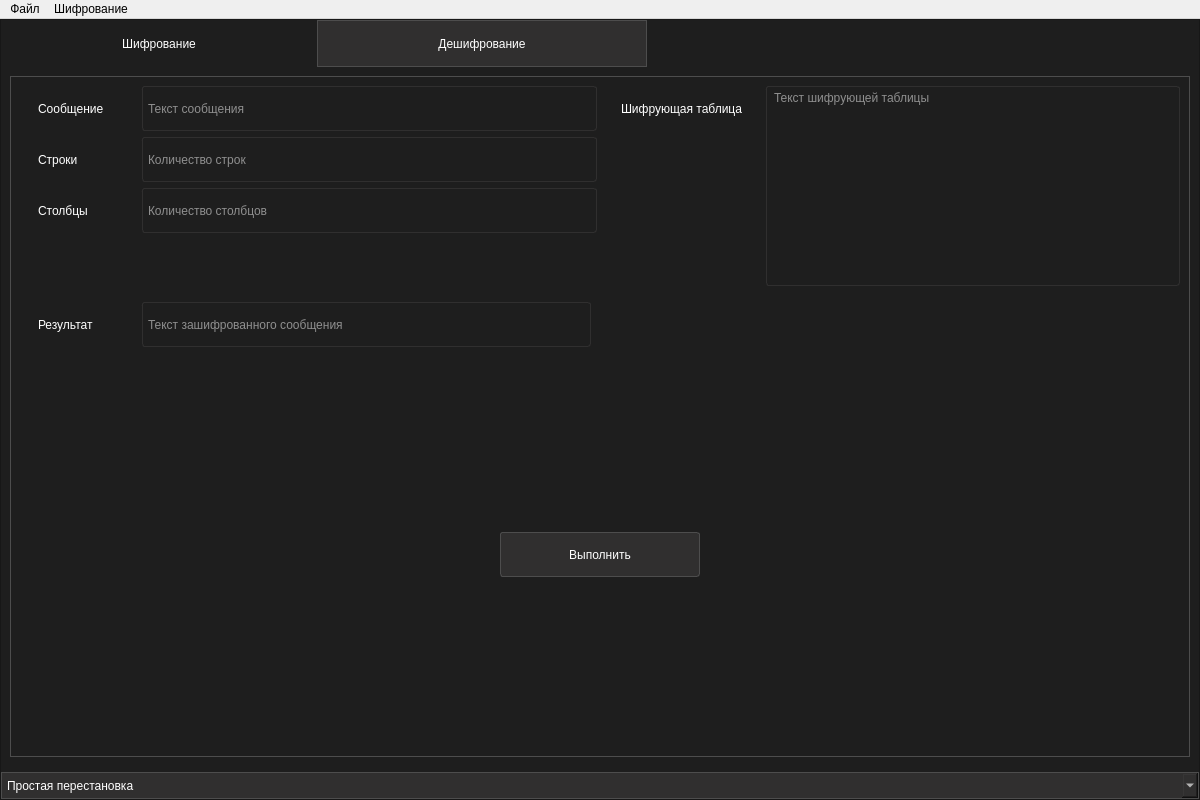
This is View/DesignUI/main_window.ui in Aiow-dev/MCryptApp as Qt 5 draws it before an edit. The edited form follows.
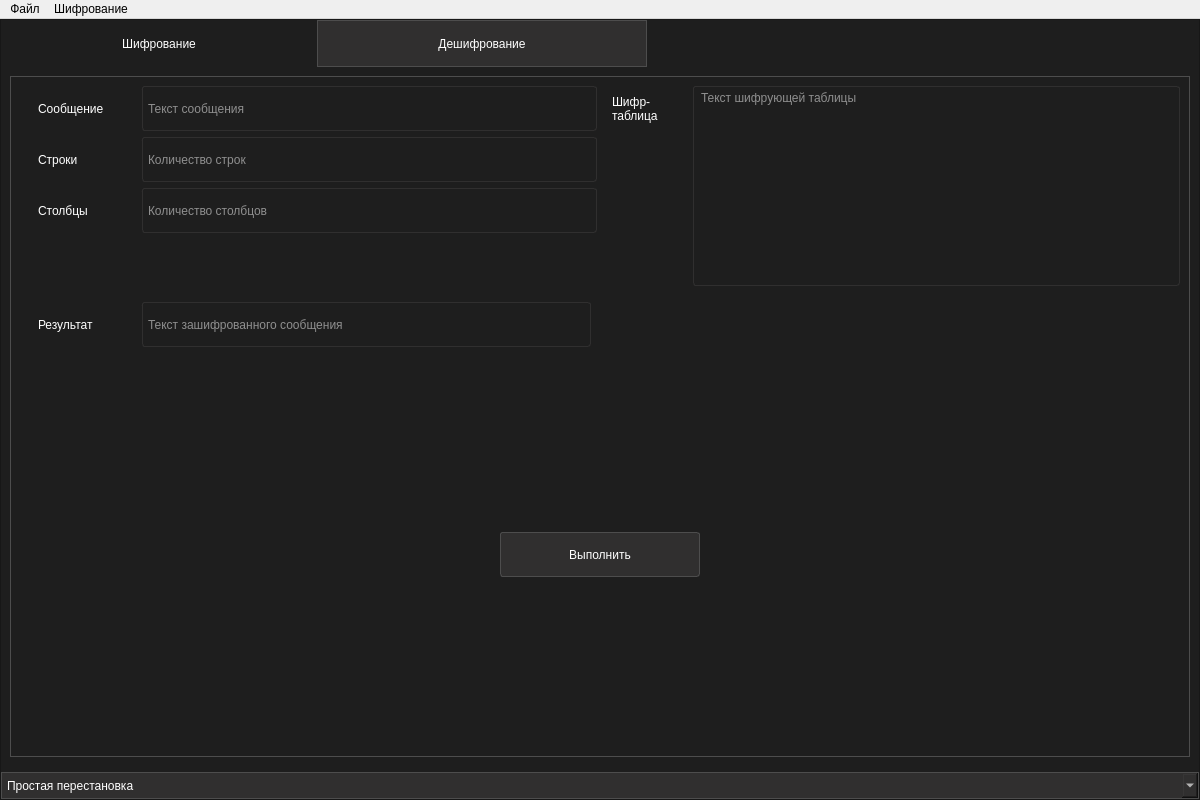
This is the edited form.

```diff
--- a/View/DesignUI/main_window.ui
+++ b/View/DesignUI/main_window.ui
@@ -469,6 +469,9 @@
                            <enum>QFrame::Raised</enum>
                           </property>
                           <layout class="QHBoxLayout" name="horizontalLayout_9">
+                           <property name="leftMargin">
+                            <number>0</number>
+                           </property>
                            <property name="topMargin">
                             <number>0</number>
                            </property>
@@ -482,17 +485,26 @@
                             <widget class="QLabel" name="enc_smp_ot_lbl">
                              <property name="minimumSize">
                               <size>
-                               <width>80</width>
+                               <width>75</width>
                                <height>45</height>
                               </size>
                              </property>
+                             <property name="maximumSize">
+                              <size>
+                               <width>75</width>
+                               <height>16777215</height>
+                              </size>
+                             </property>
                              <property name="styleSheet">
                               <string notr="true">QLabel {
 	color: rgb(255, 255, 255);
 }</string>
                              </property>
                              <property name="text">
-                              <string>Шифрующая таблица</string>
+                              <string>Шифр-таблица</string>
+                             </property>
+                             <property name="wordWrap">
+                              <bool>true</bool>
                              </property>
                             </widget>
                            </item>
@@ -502,7 +514,6 @@
                               <string notr="true">QTextEdit {
 	border: 1px solid rgb(48, 47, 47);
 	border-radius: 3px;
-	margin: 0 0 0 18px;
 	padding: 0 3px;
 	color: rgb(255, 255, 255);
 }
```
Left out of the diff: 4 changed lines with no effect on the pictures.
